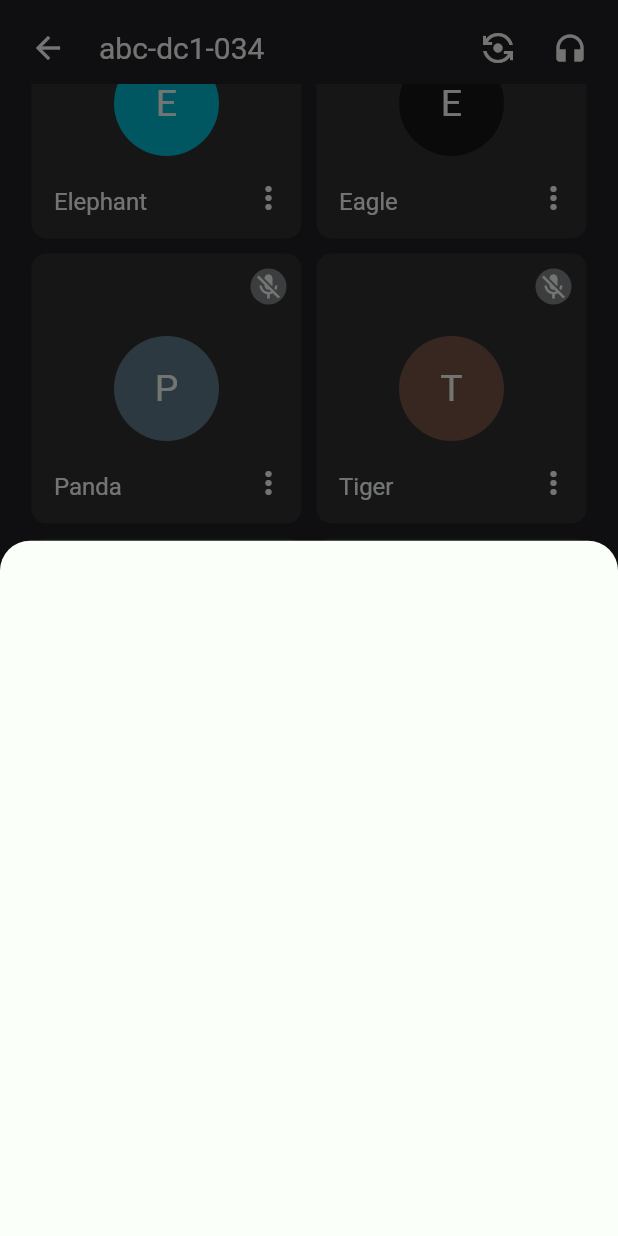
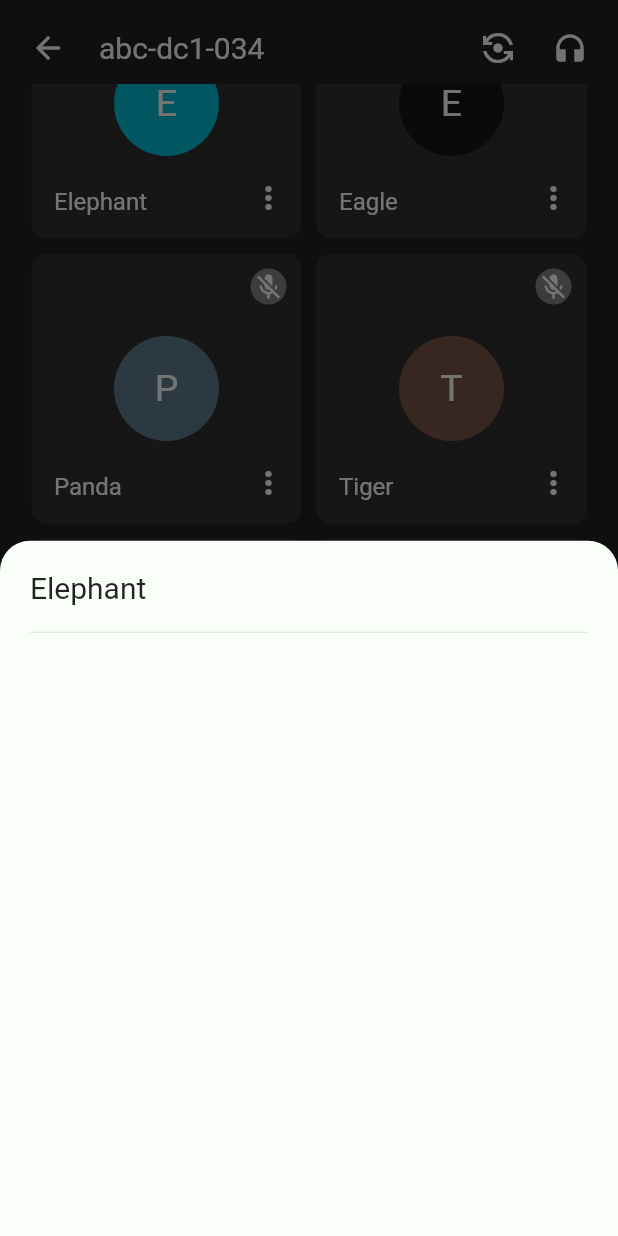
Before and after one commit to octoi/google-meet-clone, a Flutter app: the screen it shows after launch, scrolled down 1040 dp, after a tap on the "more vert" icon, on a phone screen of 412 x 824 dp. Run offline on Flutter 3.47's test engine with Material 2 defaults, Android fonts, the phone set to English and light mode, and no system bars.

Commit message:
name and divider

```diff
--- a/lib/widgets/body.dart
+++ b/lib/widgets/body.dart
@@ -81,6 +81,7 @@ class UserCard extends StatelessWidget {
                   context: context,
                   builder: (BuildContext context) {
                     return Container(
+                      padding: EdgeInsets.all(20.0),
                       decoration: BoxDecoration(
                         color: appWhite,
                         borderRadius: BorderRadius.only(
@@ -89,7 +90,17 @@ class UserCard extends StatelessWidget {
                         ),
                       ),
                       child: Column(
-                        children: [],
+                        crossAxisAlignment: CrossAxisAlignment.start,
+                        children: [
+                          Text(
+                            user.name,
+                            style: TextStyle(
+                              fontSize: 20.0,
+                            ),
+                          ),
+                          SizedBox(height: 10.0),
+                          Divider(),
+                        ],
                       ),
                     );
                   },
```
